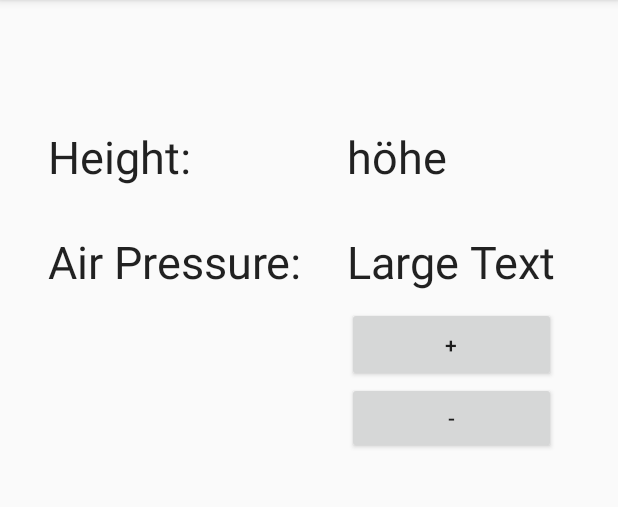
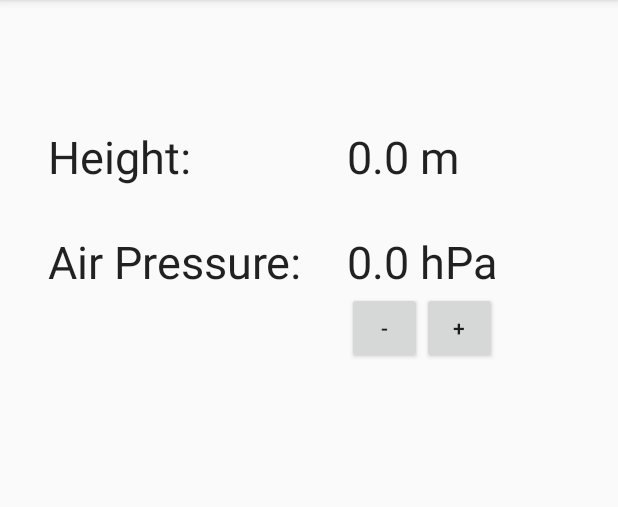
Before and after one commit to julianDii/Barometric-Altimeter, an Android app: the screen it shows after launch (MainActivity), on a phone screen of 412 x 824 dp, the part 84-591 px from its top. Run offline under Robolectric (Android 15) with nearby library versions, the phone set to English and light mode, and no system bars.

Commit message:
Button size changed, save and get hpa from config

```diff
--- a/app/src/main/java/com/example/juliandobrot/hoehenmesser/MainActivity.java
+++ b/app/src/main/java/com/example/juliandobrot/hoehenmesser/MainActivity.java
@@ -1,6 +1,7 @@
 package com.example.juliandobrot.hoehenmesser;
 
 import android.content.Context;
+import android.content.SharedPreferences;
 import android.hardware.Sensor;
 import android.hardware.SensorEvent;
 import android.hardware.SensorEventListener;
@@ -13,7 +14,9 @@ import android.view.Menu;
 import android.view.MenuItem;
 import android.view.View;
 import android.view.ViewGroup;
+import android.widget.Button;
 import android.widget.TextView;
+import android.widget.Toast;
 
 /**
  * This class handles the App lifecycle of the Barometric Altimeter.
@@ -22,10 +25,7 @@ public class MainActivity extends AppCompatActivity implements SensorEventListen
 
     private SensorManager mSensorManager;
     private Sensor mSensorPressure;
-    private double hPa = 1015;
-
-
-
+    private double hPa;
 
 
     @Override
@@ -42,7 +42,43 @@ public class MainActivity extends AppCompatActivity implements SensorEventListen
         mSensorPressure = mSensorManager.getDefaultSensor(Sensor.TYPE_PRESSURE);
         mSensorManager.registerListener(this, mSensorPressure, SensorManager.SENSOR_DELAY_NORMAL);
 
+        hPa = getHPa();
+
+        if(hPa <= 0){
+            hPa = 1015;
+            saveHPa(hPa);
+        }
     }
+
+    /**
+     * Saves the hPa in the config preference.
+     * @param hPa double hPa
+     */
+    private void saveHPa(double hPa){
+
+        if(hPa < 0) throw new IllegalArgumentException("hPa can't be lower than zero!");
+
+        SharedPreferences.Editor config = getSharedPreferences("config", MODE_PRIVATE).edit();
+        config.clear();
+        config.putString( "hPa", String.valueOf(hPa));
+        config.apply();
+    }
+
+    /**
+     * Gets the hPa from the config preference.
+     * @return double hPa, retruns 0.0 if no entry found.
+     */
+    private double getHPa(){
+        SharedPreferences config = getSharedPreferences("config", MODE_PRIVATE);
+        String str = config.getString("hPa", "");
+        if(str.isEmpty()){
+            return 0.0;
+        }
+
+        return Double.valueOf(str);
+    }
+
+
 
     /**
      * This method hanldles the button events from the xml methid calls.
@@ -60,6 +96,7 @@ public class MainActivity extends AppCompatActivity implements SensorEventListen
             hPa = hPa - 1;
         }
 
+        saveHPa(hPa);
     }
 
 
@@ -107,10 +144,7 @@ public class MainActivity extends AppCompatActivity implements SensorEventListen
 
             TextView meterText = (TextView) findViewById(R.id.meterValue);
             meterText.setText(String.format("%.0f m" , height));
-
         }
-
-
     }
 
     /**
@@ -122,16 +156,11 @@ public class MainActivity extends AppCompatActivity implements SensorEventListen
         }
 
         @Override
-        public View onCreateView(LayoutInflater inflater, ViewGroup container,
-                                 Bundle savedInstanceState) {
-            View rootView = inflater.inflate(R.layout.fragment_main, container,
-                    false);
+        public View onCreateView(LayoutInflater inflater, ViewGroup container, Bundle savedInstanceState) {
+            View rootView = inflater.inflate(R.layout.fragment_main, container, false);
             return rootView;
         }
     }
-
-
-
 
     @Override
     public void onAccuracyChanged(Sensor sensor, int accuracy) {
--- a/app/src/main/res/layout/fragment_main.xml
+++ b/app/src/main/res/layout/fragment_main.xml
@@ -25,7 +25,7 @@
         android:id="@+id/meterValue"
         android:layout_marginTop="52dp"
         android:textSize="30dp"
-        android:text="höhe"
+        android:text="0.0 m"
         android:layout_alignParentTop="true"
         android:layout_toRightOf="@+id/textView"
         android:layout_marginLeft="30dp"
@@ -62,7 +62,7 @@
         android:layout_width="wrap_content"
         android:layout_height="wrap_content"
         android:textAppearance="?android:attr/textAppearanceLarge"
-        android:text="Large Text"
+        android:text="0.0 hPa"
         android:id="@+id/pressure"
         android:textSize="30dp"
         android:layout_alignTop="@+id/textView"
@@ -76,14 +76,10 @@
             android:layout_height="50dp"
             android:text="+"
             android:id="@+id/addButton"
-        android:layout_below="@+id/pressure"
-        android:layout_alignLeft="@+id/pressure"
-        android:layout_alignStart="@+id/pressure"
-        android:layout_marginTop="10dp"
             android:padding="5dp"
             android:onClick="onButtonClick"
-        android:layout_alignRight="@+id/pressure"
-        android:layout_alignEnd="@+id/pressure" />
+            android:layout_below="@+id/pressure" android:layout_alignRight="@+id/pressure"
+            android:layout_alignEnd="@+id/pressure" android:layout_alignBottom="@+id/subButton"/>
 
     <Button
         android:layout_width="50dp"
@@ -93,10 +89,7 @@
         android:padding="5dp"
         android:nestedScrollingEnabled="false"
         android:onClick="onButtonClick"
-        android:layout_below="@+id/addButton"
-        android:layout_alignLeft="@+id/addButton"
-        android:layout_alignStart="@+id/addButton"
-        android:layout_alignRight="@+id/addButton"
-        android:layout_alignEnd="@+id/addButton" />
+        android:layout_below="@+id/pressure" android:layout_alignLeft="@+id/pressure"
+        android:layout_alignStart="@+id/pressure"/>
 
 </RelativeLayout>
--- a/app/src/main/res/values/styles.xml
+++ b/app/src/main/res/values/styles.xml
@@ -4,7 +4,7 @@
         Base application theme, dependent on API level. This theme is replaced
         by AppBaseTheme from res/values-vXX/styles.xml on newer devices.
     -->
-    <style name="AppBaseTheme" parent="Theme.AppCompat.Light">
+    <style name="AppBaseTheme" parent="Base.Theme.AppCompat.Light">
         <!--
             Theme customizations available in newer API levels can go in
             res/values-vXX/styles.xml, while customizations related to
```
Lines whose indentation alone changed are shown as unchanged.
